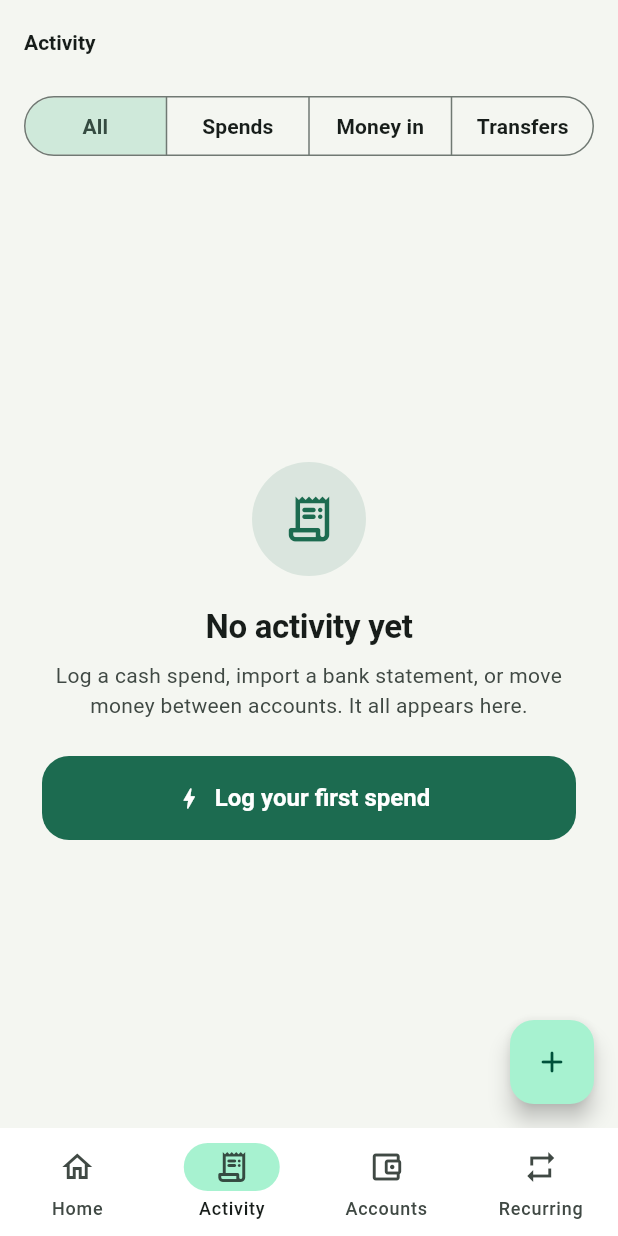
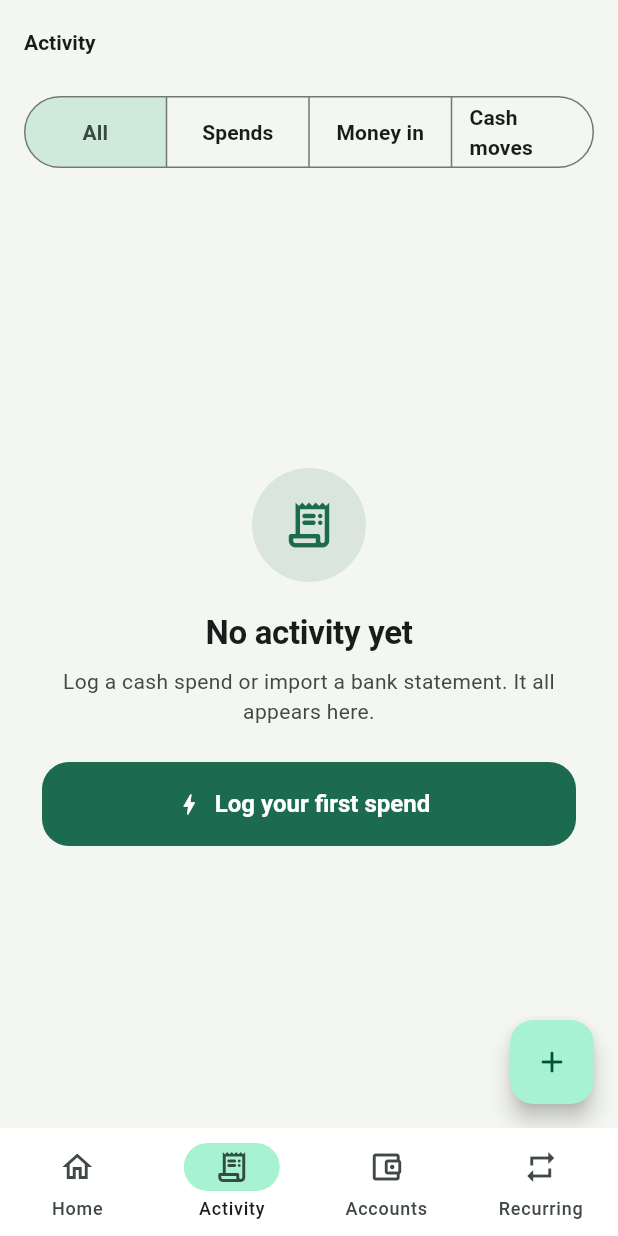
Before and after one commit to nyaks1/Zaka, a Flutter app: the screen it shows after launch, item 2 of the bottom bar chosen, on a phone screen of 412 x 824 dp. Run offline on Flutter 3.47's test engine with Material 3 defaults, Android fonts, the phone set to English and light mode, and no system bars; our stand-ins replace csv, drift, drift_flutter, flutter_riverpod, shared_preferences; missing offline and left inert: file_selector, pdf_cos, pdf_document, pdf_graphics; accounts and stored records are empty; generated files the repository leaves out were written again.

Commit message:
Rename transfer filter to cash moves

```diff
--- a/lib/features/activity/activity_screen.dart
+++ b/lib/features/activity/activity_screen.dart
@@ -132,7 +132,7 @@ class _ActivityScreenState extends ConsumerState<ActivityScreen> {
                   ),
                   ButtonSegment(
                     value: ActivityFilter.transfers,
-                    label: Text('Transfers'),
+                    label: Text('Cash moves'),
                   ),
                 ],
                 selected: {_filter},
@@ -150,8 +150,8 @@ class _ActivityScreenState extends ConsumerState<ActivityScreen> {
                         : 'No activity yet',
                     message: hasAny
                         ? 'Try another filter, or log a new cash spend.'
-                        : 'Log a cash spend, import a bank statement, or move '
-                              'money between accounts. It all appears here.',
+                        : 'Log a cash spend or import a bank statement. It all '
+                              'appears here.',
                     action: hasAny
                         ? null
                         : FilledButton.icon(
```
